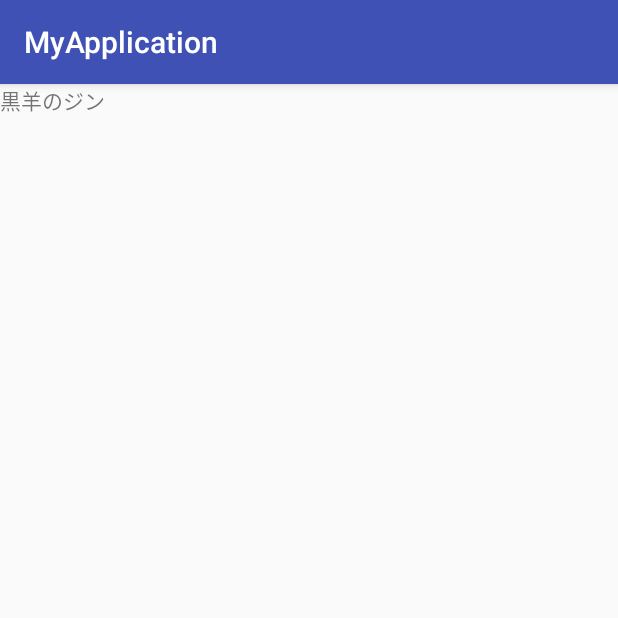
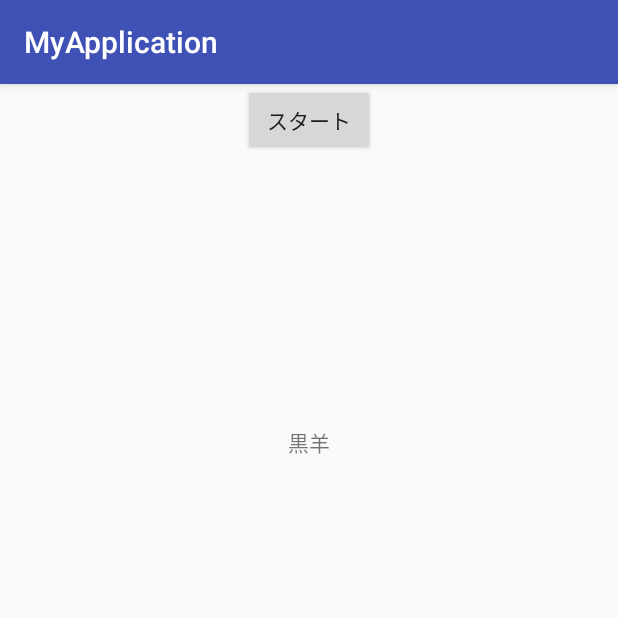
Before and after one commit to 15-2505-040-1/team_project, an Android app: the screen it shows after launch (MainActivity), on a phone screen of 412 x 824 dp, the top half of it. Run offline under Robolectric (Android 15) with nearby library versions, the phone set to English and light mode, and no system bars.

Commit message:
スタート画面

```diff
--- a/App/MyApplication/app/src/main/res/layout/activity_main.xml
+++ b/App/MyApplication/app/src/main/res/layout/activity_main.xml
@@ -10,7 +10,20 @@
         android:id="@+id/Title"
         android:layout_width="wrap_content"
         android:layout_height="wrap_content"
-        android:text="黒羊のジン"
-        tools:layout_editor_absoluteX="143dp"
-        tools:layout_editor_absoluteY="97dp" />
+        android:layout_marginBottom="299dp"
+        android:layout_marginTop="8dp"
+        android:text="黒羊"
+        app:layout_constraintBottom_toBottomOf="parent"
+        app:layout_constraintLeft_toLeftOf="parent"
+        app:layout_constraintRight_toRightOf="parent"
+        app:layout_constraintTop_toTopOf="parent" />
+
+    <Button
+        android:id="@+id/button"
+        android:layout_width="wrap_content"
+        android:layout_height="wrap_content"
+        android:text="スタート"
+        app:layout_constraintLeft_toLeftOf="parent"
+        app:layout_constraintRight_toRightOf="parent"
+        tools:layout_editor_absoluteY="299dp" />
 </android.support.constraint.ConstraintLayout>
```
Also changed, not shown: App/Sheep/app/src/main/res/layout/activity_main.xml (+13 -2 lines).
